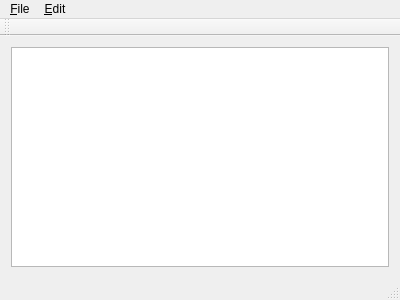
First picture: the form in scheduler/mainwindow.ui, repository frabas/DISPLACE_GUI, before the edit.
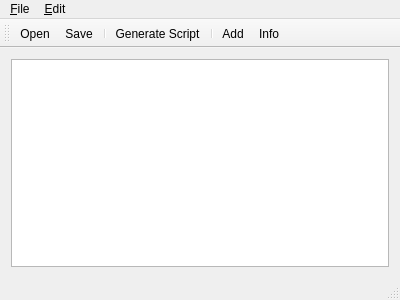
Second picture: the form after the edit. Icons and pictures are not drawn.

The edit to the form file:
```diff
--- a/scheduler/mainwindow.ui
+++ b/scheduler/mainwindow.ui
@@ -27,6 +27,13 @@
    <attribute name="toolBarBreak">
     <bool>false</bool>
    </attribute>
+   <addaction name="action_Open"/>
+   <addaction name="action_Save"/>
+   <addaction name="separator"/>
+   <addaction name="action_Generate_Script"/>
+   <addaction name="separator"/>
+   <addaction name="action_Add"/>
+   <addaction name="actionInfo"/>
   </widget>
   <widget class="QStatusBar" name="statusBar"/>
   <widget class="QMenuBar" name="menuBar">
@@ -99,6 +106,15 @@
     <string>&amp;Add</string>
    </property>
   </action>
+  <action name="actionInfo">
+   <property name="icon">
+    <iconset resource="resources.qrc">
+     <normaloff>:/resources/icons/info.png</normaloff>:/resources/icons/info.png</iconset>
+   </property>
+   <property name="text">
+    <string>Info...</string>
+   </property>
+  </action>
  </widget>
  <layoutdefault spacing="6" margin="11"/>
  <resources/>
```
Left out of the diff: 34 changed lines with no effect on the pictures.
